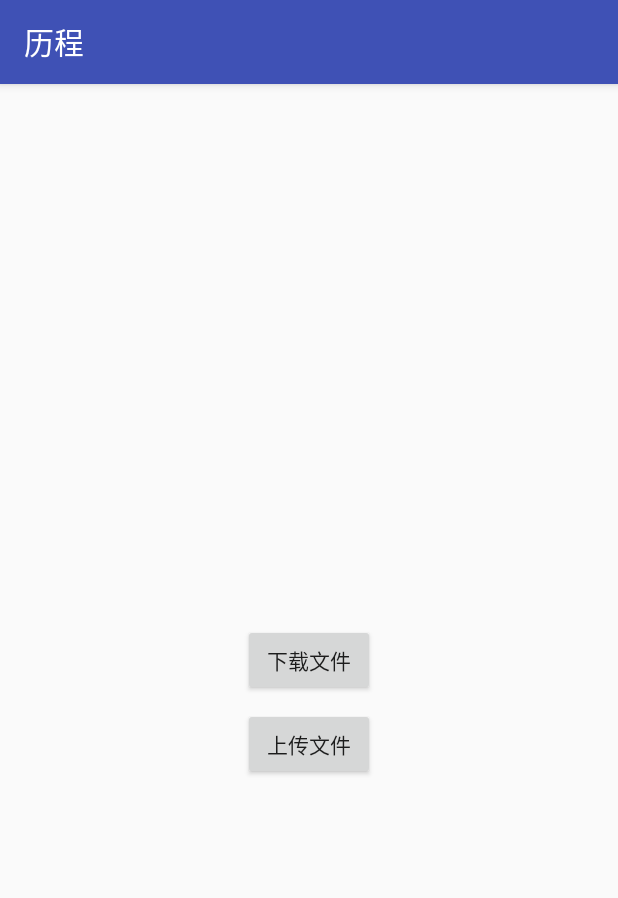
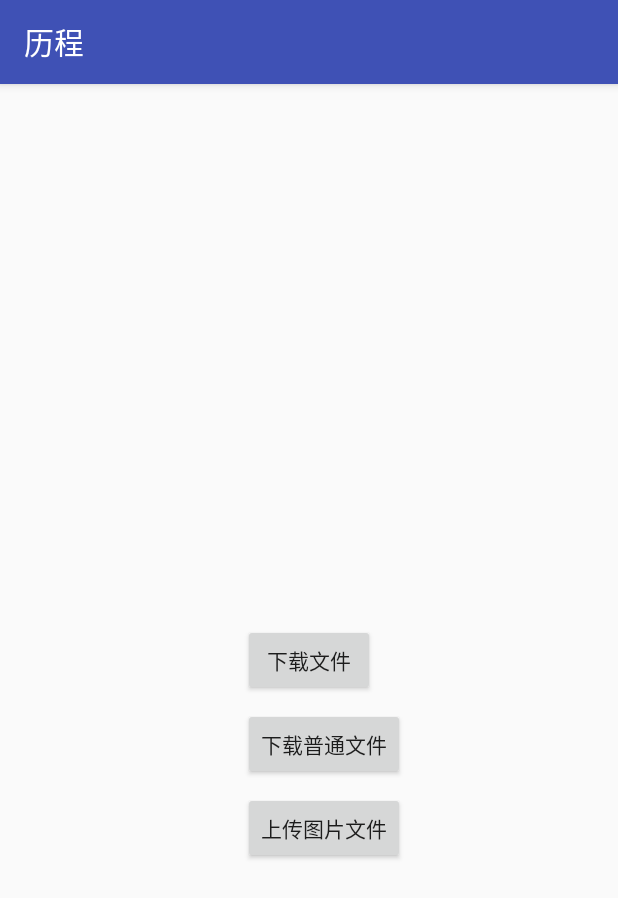
Before and after one commit to jokerchenbin/GrowthProcess, an Android app: the FileActivity screen opened directly, with no data from a screen before it, on a phone screen of 412 x 824 dp. Shown: the top 898 px of the screen. Run offline under Robolectric (Android 15) with nearby library versions, the phone set to English and light mode, and no system bars; our stand-ins replace ButterKnife; libraries missing offline, so code that uses them is left out: com.loopj.android, cz.msebera.android.

Commit message:
新增 普通文件的下载

```diff
--- a/app/src/main/AndroidManifest.xml
+++ b/app/src/main/AndroidManifest.xml
@@ -60,7 +60,8 @@
             android:name=".jobscheduler.MyJobService"
             android:permission="android.permission.BIND_JOB_SERVICE" />
 
-        <activity android:name=".fileup_and_downlode.FileActivity"></activity>
+        <activity android:name=".fileup_and_downlode.FileActivity"
+            android:screenOrientation="portrait"/>
     </application>
 
 </manifest>
--- a/app/src/main/java/com/cst/growthprocess/fileup_and_downlode/FileActivity.java
+++ b/app/src/main/java/com/cst/growthprocess/fileup_and_downlode/FileActivity.java
@@ -9,6 +9,7 @@ import android.support.v7.app.AppCompatActivity;
 import android.util.Log;
 import android.view.View;
 import android.widget.Button;
+import android.widget.RelativeLayout;
 import android.widget.Toast;
 
 import com.cst.growthprocess.R;
@@ -17,6 +18,7 @@ import com.loopj.android.http.AsyncHttpResponseHandler;
 import com.loopj.android.http.BinaryHttpResponseHandler;
 import com.loopj.android.http.RequestParams;
 
+import java.io.BufferedOutputStream;
 import java.io.File;
 import java.io.FileNotFoundException;
 import java.io.FileOutputStream;
@@ -30,11 +32,18 @@ import cz.msebera.android.httpclient.Header;
 
 public class FileActivity extends AppCompatActivity {
 
-    @InjectView(R.id.download)
-    Button mDownload;
+
+    @InjectView(R.id.download_image_file)
+    Button mDownloadImageFile;
+
+    @InjectView(R.id.download_common_file)
+    Button mDownloadCommonFile;
 
     @InjectView(R.id.upload)
     Button mUpload;
+
+    @InjectView(R.id.activity_file)
+    RelativeLayout mActivityFile;
 
     private Context mContext;
 
@@ -46,26 +55,84 @@ public class FileActivity extends AppCompatActivity {
         mContext = this;
     }
 
-    @OnClick({R.id.download, R.id.upload})
+
+    @OnClick({R.id.download_image_file, R.id.download_common_file, R.id.upload})
     public void onClick(View view) {
         switch (view.getId()) {
-            case R.id.download:
-                downLoadFile();
+            case R.id.download_image_file:
+                downLoadImageFile();
+                break;
+            case R.id.download_common_file:
+                downCommonFile();
                 break;
             case R.id.upload:
-                upLoadFile();
+                upLoadImageAndCommonFile();
                 break;
         }
     }
 
+
     /**
-     * 上传文件
+     * 下载普通文件
      */
-    private void upLoadFile() {
+    private void downCommonFile() {
+
+        String url = "http://172.19.14.216/cb/license.txt";
+
+        AsyncHttpClient client = new AsyncHttpClient();
+
+        // 指定文件类型
+        String[] allowedContentTypes = new String[]{"text/plain"};
+        // 获取二进制数据如图片和其他文件
+        client.get(url, new BinaryHttpResponseHandler(allowedContentTypes) {
+
+            @Override
+            public void onSuccess(int statusCode, Header[] headers,
+                    byte[] binaryData) {
+                String tempPath = Environment.getExternalStorageDirectory()
+                        .getPath() + "/0_chenbin";
+                // TODO Auto-generated method stub
+                // 下载成功后需要做的工作
+                Log.e("binaryData:", "共下载了：" + binaryData.length);
+                byte2File(binaryData, tempPath, "license.txt");
+
+            }
+
+            @Override
+            public void onFailure(int statusCode, Header[] headers,
+                    byte[] binaryData, Throwable error) {
+                // TODO Auto-generated method stub
+                Toast.makeText(mContext, "下载失败", Toast.LENGTH_LONG).show();
+                Log.e("binaryData", error.getMessage() + " / ");
+            }
+
+            @Override
+            public void onProgress(long bytesWritten, long totalSize) {
+                super.onProgress(bytesWritten, totalSize);
+                int count = (int) ((bytesWritten * 1.0 / totalSize) * 100);
+                // 下载进度显示
+                Log.e("binaryData", bytesWritten + " / " + totalSize);
+            }
+
+            @Override
+            public void onRetry(int retryNo) {
+                // TODO Auto-generated method stub
+                super.onRetry(retryNo);
+                // 返回重试次数
+            }
+
+        });
+
+    }
+
+    /**
+     * 上传普通和图片文件文件
+     */
+    private void upLoadImageAndCommonFile() {
 
         String url = "http://172.19.14.216/cb/upload_file.php";
         String path = Environment.getExternalStorageDirectory().getPath()
-                + "/0_chenbin/uncaughtException"+File.separator+"chenbi.txt";
+                + "/0_chenbin/uncaughtException" + File.separator + "chenbi.txt";
         File file = new File(path);
         if (file.exists() && file.length() > 0) {
             AsyncHttpClient client = new AsyncHttpClient();
@@ -116,14 +183,14 @@ public class FileActivity extends AppCompatActivity {
     /**
      * 下载图片文件
      */
-    private void downLoadFile() {
+    private void downLoadImageFile() {
 
-        String url = "http://172.19.14.216/cb/upload/chenbi.txt";
+        String url = "http://172.19.14.216/cb/upload/abc.png";
 
         AsyncHttpClient client = new AsyncHttpClient();
 
         // 指定文件类型
-        String[] allowedContentTypes = new String[]{"text/plain"};
+        String[] allowedContentTypes = new String[]{"image/png", "image/jpeg"};
         // 获取二进制数据如图片和其他文件
         client.get(url, new BinaryHttpResponseHandler(allowedContentTypes) {
 
@@ -131,7 +198,7 @@ public class FileActivity extends AppCompatActivity {
             public void onSuccess(int statusCode, Header[] headers,
                     byte[] binaryData) {
                 String tempPath = Environment.getExternalStorageDirectory()
-                        .getPath() + "/0_chenbin/temp.txt";
+                        .getPath() + "/0_chenbin/temp.png";
                 // TODO Auto-generated method stub
                 // 下载成功后需要做的工作
                 Log.e("binaryData:", "共下载了：" + binaryData.length);
@@ -194,4 +261,45 @@ public class FileActivity extends AppCompatActivity {
         });
 
     }
+
+
+    /**
+     * byte数字转文件
+     */
+    public void byte2File(byte[] buf, String filePath, String fileName) {
+        BufferedOutputStream bos = null;
+        FileOutputStream fos = null;
+        File file = null;
+        try {
+            File dir = new File(filePath);
+            if (!dir.exists() && dir.isDirectory()) {
+                dir.mkdirs();
+            }
+            file = new File(filePath + File.separator + fileName);
+            fos = new FileOutputStream(file);
+            bos = new BufferedOutputStream(fos);
+            bos.write(buf);
+            Toast.makeText(FileActivity.this, "下载成功\n" + filePath,
+                    Toast.LENGTH_LONG).show();
+        } catch (Exception e) {
+            e.printStackTrace();
+        } finally {
+            if (bos != null) {
+                try {
+                    bos.close();
+                } catch (IOException e) {
+                    e.printStackTrace();
+                }
+            }
+            if (fos != null) {
+                try {
+                    fos.close();
+                } catch (IOException e) {
+                    e.printStackTrace();
+                }
+            }
+        }
+    }
+
+
 }
--- a/app/src/main/res/layout/activity_file.xml
+++ b/app/src/main/res/layout/activity_file.xml
@@ -8,19 +8,29 @@
 
 
     <Button
-        android:id="@+id/download"
+        android:id="@+id/download_image_file"
         android:layout_width="wrap_content"
         android:layout_height="48dp"
         android:layout_centerInParent="true"
         android:text="下载文件" />
 
+
     <Button
+        android:id="@+id/download_common_file"
+        android:layout_width="wrap_content"
+        android:layout_height="48dp"
+        android:layout_alignLeft="@id/download_image_file"
+        android:layout_below="@id/download_image_file"
         android:layout_marginTop="@dimen/activity_vertical_8dp"
+        android:text="下载普通文件" />
+
+    <Button
         android:id="@+id/upload"
         android:layout_width="wrap_content"
         android:layout_height="48dp"
-        android:layout_alignLeft="@id/download"
-        android:layout_below="@id/download"
-        android:text="上传文件" />
+        android:layout_alignLeft="@id/download_image_file"
+        android:layout_below="@id/download_common_file"
+        android:layout_marginTop="@dimen/activity_vertical_8dp"
+        android:text="上传图片文件" />
 
 </RelativeLayout>
```
